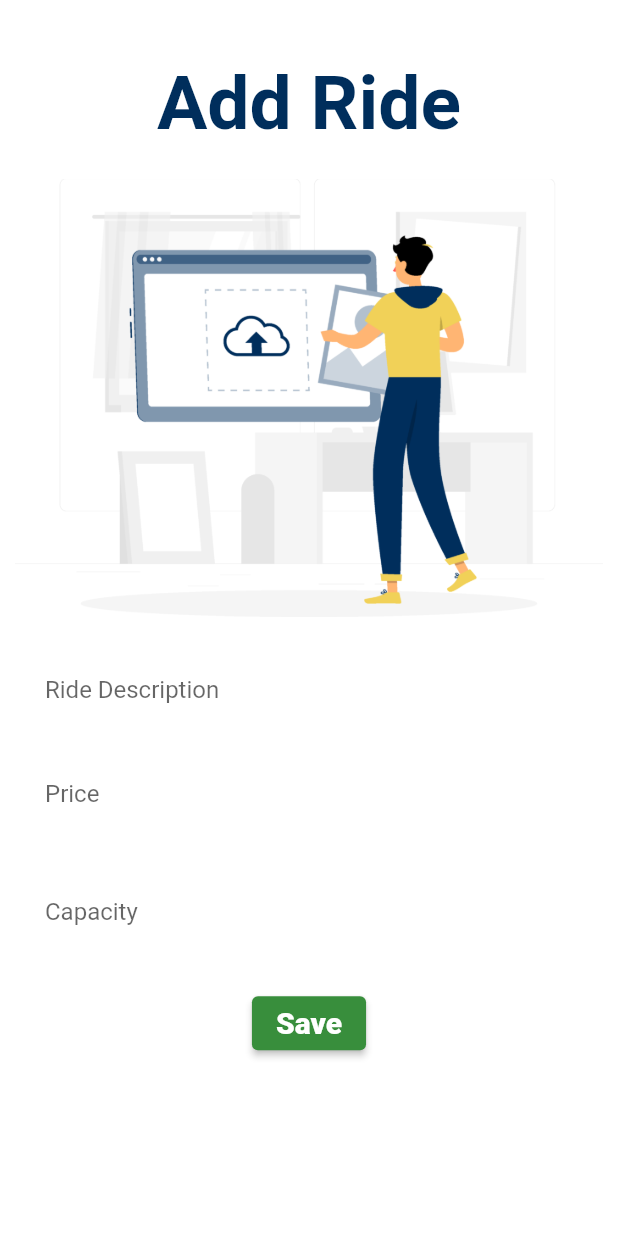
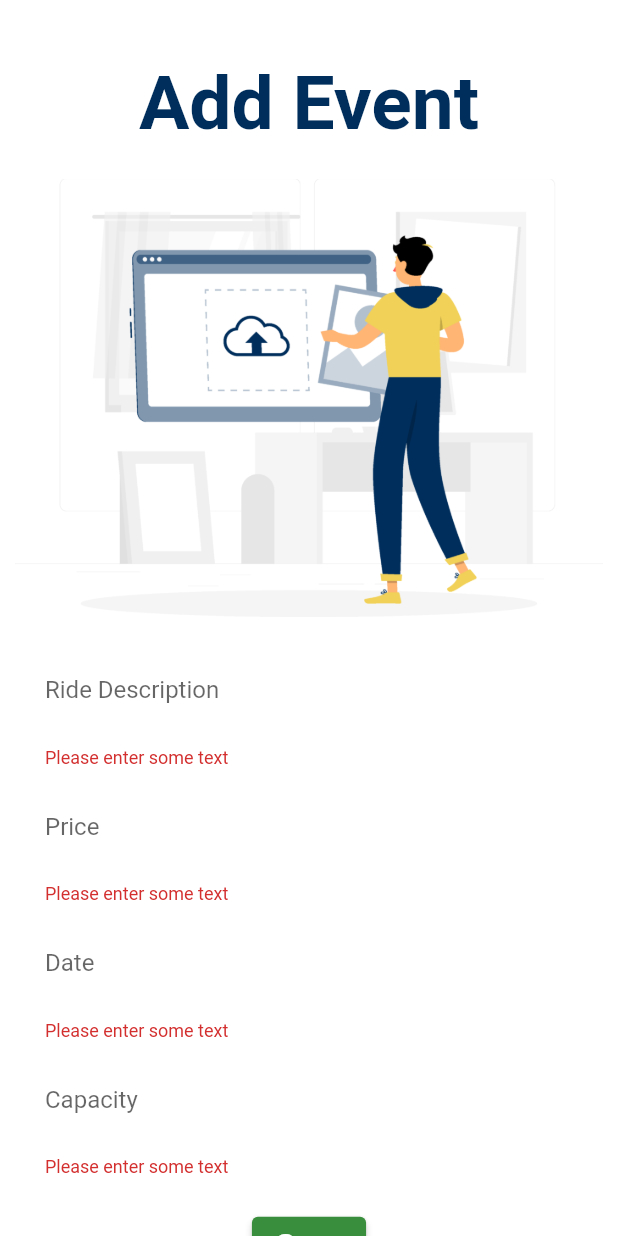
Before and after one commit to khaleddsaadd/Nile-Tubing-Mobile-App, a Flutter app: the AddRide screen opened directly, after a tap on "Save", on a phone screen of 412 x 824 dp. Run offline on Flutter 3.47's test engine with Material 2 defaults, Android fonts, the phone set to English and light mode, and no system bars; our stand-ins replace cloud_firestore, firebase_auth, firebase_core; accounts and stored records are empty.

Commit message:
Rename + Add Event Page

```diff
--- a/nile_tubing_app/lib/screens/AdminAdd.dart
+++ b/nile_tubing_app/lib/screens/add_event.dart
@@ -21,10 +21,10 @@ class _AddRideState extends State<AddRide> {
   bool _isObscure = true;
   late ridesmodel rides;
   final _formKey = GlobalKey<FormState>();
-  final RideTController = TextEditingController();
+  final EventNController = TextEditingController();
   final PriceController = TextEditingController();
   final DateController = TextEditingController();
-  final RideDController = TextEditingController();
+  final EventDController = TextEditingController();
   final CapacityController = TextEditingController();
 
   @override
@@ -57,7 +57,7 @@ class _AddRideState extends State<AddRide> {
                 ),
 
                 Text(
-                  "Add Ride",
+                  "Add Event",
                   style: TextStyle(
                       fontSize: 50,
                       fontWeight: FontWeight.bold,
@@ -67,26 +67,8 @@ class _AddRideState extends State<AddRide> {
           Image.asset('assets/Add.png'),
           SizedBox(height: 20),
 
-                //  StreamBuilder<QuerySnapshot>(
-                //   stream: FirebaseFirestore.instance.collection("Rides").snapshots(),
-                //   builder: (context, snapshot) {
-                //     if (!snapshot.hasData)
-                //       const Text("Loading.....");
-                //     else {
-                //       List<DropdownMenuItem> currencyItems = [];
-                //       for (int i = 0; i < snapshot.data.documents.length; i++) {
-                //         DocumentSnapshot snap = snapshot.data.documents[i];
-                //         currencyItems.add(
-                //           DropdownMenuItem(
-                //             child: Text(
-                //               snap.documentID,
-                //               style: TextStyle(color: Color(0xff11b719)),
-                //             ),
-                //             value: "${snap.documentID}",
-                //           ),
-                //         );}}}),
                  TextFormField(
-                  controller: RideDController,
+                  controller: EventNController,
                   validator: (value) {
                     if (value == null || value.isEmpty) {
                       return 'Please enter some text';
@@ -130,44 +112,27 @@ class _AddRideState extends State<AddRide> {
 
                 ),
                 const SizedBox(height: 10),
-                //  StreamBuilder<QuerySnapshot>(
-                //   stream: FirebaseFirestore.instance.collection("Rides").snapshots(),
-                //   builder: (context, snapshot) {
-                //     if (!snapshot.hasData)
-                //       const Text("Loading.....");
-                //     else {
-                //       List<DropdownMenuItem> currencyItems = [];
-                //       for (int i = 0; i < snapshot.data.documents.length; i++) {
-                //         DocumentSnapshot snap = snapshot.data.documents[i];
-                //         currencyItems.add(
-                //           DropdownMenuItem(
-                //             child: Text(
-                //               snap.documentID,
-                //               style: TextStyle(color: Color(0xff11b719)),
-                //             ),
-                //             value: "${snap.documentID}",
-                //           ),
-                //         );}}}),
-                // TextFormField(
-                //   controller: DateController,
-                //   validator: (value) {
-                //     if (value == null || value.isEmpty) {
-                //       return 'Please enter some text';
-                //     }
-                //     return null;
-                //   },
-                //   keyboardType: TextInputType.emailAddress,
-                //   decoration: InputDecoration(
-                //     filled: true,
-                //     fillColor: Colors.white,
-                //     border: OutlineInputBorder(
-                //         borderSide: BorderSide.none,
-                //         borderRadius: BorderRadius.circular(50)),
-                //     labelText: 'Date',
-                //     hintText: "Date",
-                //     contentPadding: EdgeInsets.all(20.0),
-                //   ),
-                // ),
+
+                TextFormField(
+                  controller: DateController,
+                  validator: (value) {
+                    if (value == null || value.isEmpty) {
+                      return 'Please enter some text';
+                    }
+                    return null;
+                  },
+                  keyboardType: TextInputType.emailAddress,
+                  decoration: InputDecoration(
+                    filled: true,
+                    fillColor: Colors.white,
+                    border: OutlineInputBorder(
+                        borderSide: BorderSide.none,
+                        borderRadius: BorderRadius.circular(50)),
+                    labelText: 'Date',
+                    hintText: "Date",
+                    contentPadding: EdgeInsets.all(20.0),
+                  ),
+                ),
                  const SizedBox(height: 10),
                 TextFormField(
                   controller: CapacityController,
@@ -216,17 +181,17 @@ class _AddRideState extends State<AddRide> {
 
                       );
 
-                    FirebaseFirestore.instance.collection('Arides').add({
+                    FirebaseFirestore.instance.collection('Events').add({
                       // 'Name': '${rides.rideType}',
                       // 'Price': '${rides.rideCapacity}',
-                      'Capacity': '${rides.rideCapacity}',
+                      // 'Capacity': '${rides.rideCapacity}',
                     });
-                    FirebaseFirestore.instance.
-                     collection('tags').
-                     document(tag).
-                     set(data, SetOptions(merge: true))
-                      };
-                        } ),
+                    // FirebaseFirestore.instance.
+                    //  collection('tags').
+                    //  document(tag).
+                    //  set(data, SetOptions(merge: true))
+                    //   };
+                        } }),
                     SizedBox(height: 10),
                     Row(
                       children: [
--- a/nile_tubing_app/lib/screens/signin.dart
+++ b/nile_tubing_app/lib/screens/signin.dart
@@ -1,5 +1,5 @@
 import 'package:flutter/material.dart';
-import 'package:nile_tubing_app/screens/AdminAdd.dart';
+import 'package:nile_tubing_app/screens/add_ride.dart';
 import 'package:nile_tubing_app/screens/signup.dart';
 import 'Home.dart';
 import 'package:nile_tubing_app/services/authentication_services.dart';
```
Also changed, not shown: nile_tubing_app/lib/screens/add_ride.dart (added, +264 -0 lines).
